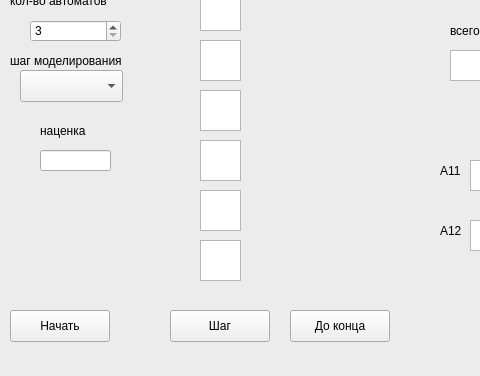
First picture: the form in mainwindow.ui, repository mkoval25/gasstation, before the edit; both pictures show x 0 to 480 and y 139 to 515 of the 717 by 515 pixel window.
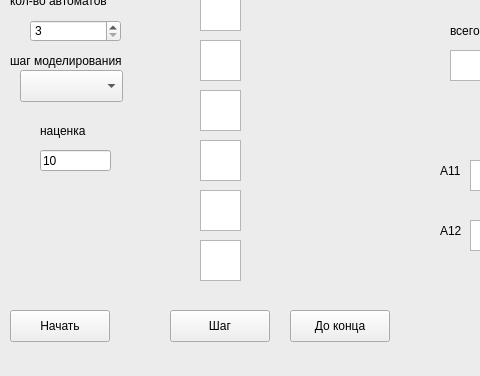
Second picture: the form after the edit.

```diff
--- a/mainwindow.ui
+++ b/mainwindow.ui
@@ -676,6 +676,9 @@
       <height>21</height>
      </rect>
     </property>
+    <property name="text">
+     <string>10</string>
+    </property>
    </widget>
    <widget class="QTextEdit" name="textEdit_2">
     <property name="geometry">
```
Left out of the diff: 6 changed lines with no effect on the pictures.
